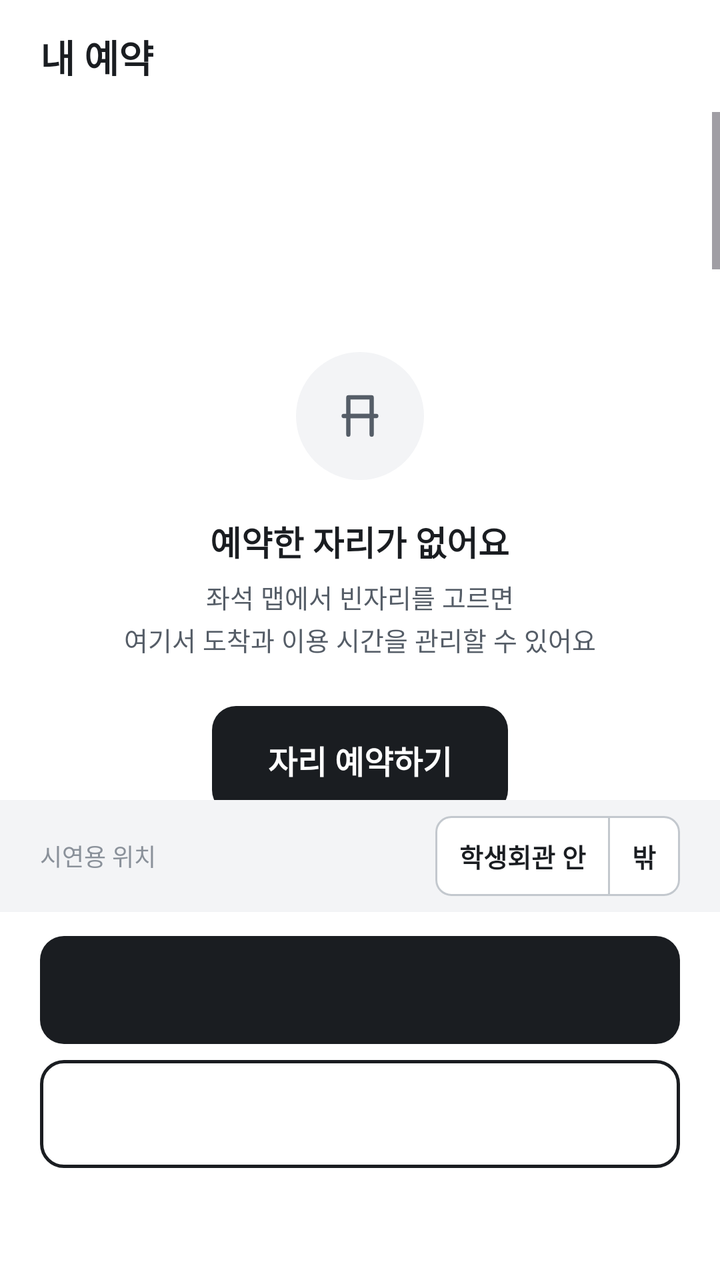
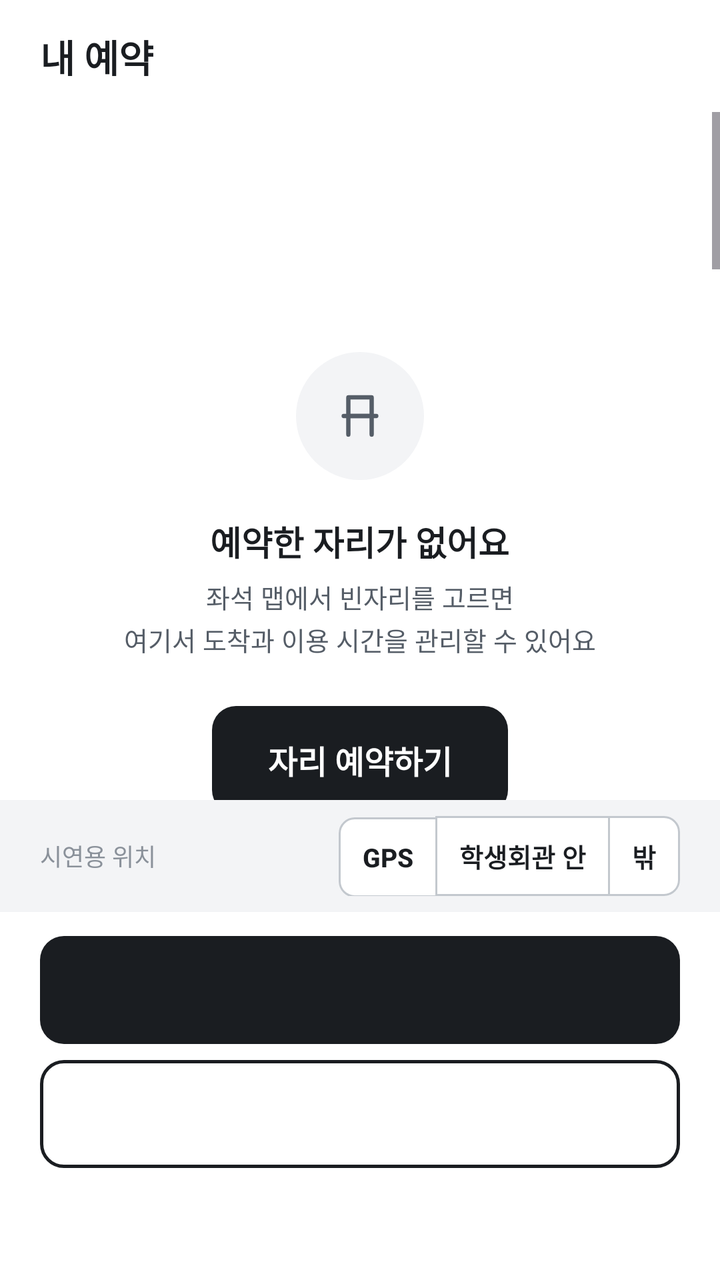

Screens rendered from an Android XML layout before and after an edit, with the pre-edit source and the edit as a unified diff.
<!-- AndroidManifest.xml: application theme Theme.SSUTable -->
<!-- res/layout/fragment_my.xml -->
<?xml version="1.0" encoding="utf-8"?>
<LinearLayout xmlns:android="http://schemas.android.com/apk/res/android"
    xmlns:app="http://schemas.android.com/apk/res-auto"
    android:layout_width="match_parent"
    android:layout_height="match_parent"
    android:orientation="vertical">

    <LinearLayout style="@style/TopBar">

        <TextView
            style="@style/Text.Heading"
            android:layout_width="wrap_content"
            android:layout_height="wrap_content"
            android:text="내 예약"
            android:textSize="19sp" />
    </LinearLayout>

    <ScrollView
        android:layout_width="match_parent"
        android:layout_height="0dp"
        android:layout_weight="1"
        android:fillViewport="true">

        <LinearLayout
            android:layout_width="match_parent"
            android:layout_height="wrap_content"
            android:orientation="vertical"
            android:paddingStart="20dp"
            android:paddingEnd="20dp"
            android:paddingBottom="20dp">

            
            <LinearLayout
                android:id="@+id/emptyGroup"
                android:layout_width="match_parent"
                android:layout_height="wrap_content"
                android:gravity="center_horizontal"
                android:orientation="vertical"
                android:paddingTop="120dp">

                <ImageView
                    android:layout_width="64dp"
                    android:layout_height="64dp"
                    android:background="@drawable/bg_circle_soft"
                    android:contentDescription="@null"
                    android:padding="18dp"
                    android:src="@drawable/ic_seat_empty"
                    app:tint="@color/ink2" />

                <TextView
                    style="@style/Text.Heading"
                    android:layout_width="wrap_content"
                    android:layout_height="wrap_content"
                    android:layout_marginTop="18dp"
                    android:text="예약한 자리가 없어요" />

                <TextView
                    style="@style/Text.Sub"
                    android:layout_width="wrap_content"
                    android:layout_height="wrap_content"
                    android:layout_marginTop="6dp"
                    android:gravity="center"
                    android:text="좌석 맵에서 빈자리를 고르면\n여기서 도착과 이용 시간을 관리할 수 있어요" />

                <com.google.android.material.button.MaterialButton
                    android:id="@+id/emptyReserve"
                    android:layout_width="wrap_content"
                    android:layout_height="wrap_content"
                    android:layout_marginTop="24dp"
                    android:paddingStart="28dp"
                    android:paddingEnd="28dp"
                    android:text="자리 예약하기" />
            </LinearLayout>

            
            <LinearLayout
                android:id="@+id/headerGroup"
                android:layout_width="match_parent"
                android:layout_height="wrap_content"
                android:orientation="vertical"
                android:paddingTop="8dp">

                <LinearLayout
                    android:layout_width="match_parent"
                    android:layout_height="wrap_content"
                    android:gravity="center_vertical"
                    android:orientation="horizontal">

                    <TextView
                        android:id="@+id/seatId"
                        style="@style/Text.Title"
                        android:layout_width="0dp"
                        android:layout_height="wrap_content"
                        android:layout_weight="1"
                        android:textSize="28sp" />

                    <TextView
                        android:id="@+id/modeTag"
                        style="@style/Text.Tag"
                        android:layout_width="wrap_content"
                        android:layout_height="wrap_content" />
                </LinearLayout>

                <TextView
                    android:id="@+id/seatSub"
                    style="@style/Text.Sub"
                    android:layout_width="wrap_content"
                    android:layout_height="wrap_content"
                    android:layout_marginTop="2dp"
                    android:fontFeatureSettings="tnum"
                    android:textSize="14sp" />

                <LinearLayout
                    android:layout_width="match_parent"
                    android:layout_height="wrap_content"
                    android:layout_marginTop="14dp"
                    android:orientation="horizontal">

                    <com.google.android.material.button.MaterialButton
                        android:id="@+id/ticketBtn"
                        style="@style/Widget.SSU.Button.Small"
                        android:layout_width="0dp"
                        android:layout_height="wrap_content"
                        android:layout_marginEnd="8dp"
                        android:layout_weight="1"
                        android:text="식권 QR" />

                    <com.google.android.material.button.MaterialButton
                        android:id="@+id/locateBtn"
                        style="@style/Widget.SSU.Button.Small"
                        android:layout_width="0dp"
                        android:layout_height="wrap_content"
                        android:layout_weight="1"
                        android:text="좌석 위치" />
                </LinearLayout>
            </LinearLayout>

            
            <LinearLayout
                android:id="@+id/waitGroup"
                android:layout_width="match_parent"
                android:layout_height="wrap_content"
                android:layout_marginTop="20dp"
                android:background="@drawable/bg_sunk"
                android:gravity="center_horizontal"
                android:orientation="vertical"
                android:paddingStart="20dp"
                android:paddingTop="24dp"
                android:paddingEnd="20dp"
                android:paddingBottom="22dp">

                <TextView
                    style="@style/Text.Sub"
                    android:layout_width="wrap_content"
                    android:layout_height="wrap_content"
                    android:text="도착 마감까지" />

                <TextView
                    android:id="@+id/waitCountdown"
                    style="@style/Text.Display"
                    android:layout_width="wrap_content"
                    android:layout_height="wrap_content"
                    android:layout_marginTop="8dp" />

                <com.g1j2.ssutable.ui.view.BarView
                    android:id="@+id/waitBar"
                    android:layout_width="match_parent"
                    android:layout_height="6dp"
                    android:layout_marginTop="18dp" />

                <TextView
                    android:id="@+id/waitDeadline"
                    style="@style/Text.Caption"
                    android:layout_width="wrap_content"
                    android:layout_height="wrap_content"
                    android:layout_marginTop="8dp"
                    android:fontFeatureSettings="tnum" />
            </LinearLayout>

            
            <LinearLayout
                android:id="@+id/useGroup"
                android:layout_width="match_parent"
                android:layout_height="wrap_content"
                android:layout_marginTop="20dp"
                android:gravity="center_horizontal"
                android:orientation="vertical">

                <FrameLayout
                    android:layout_width="224dp"
                    android:layout_height="224dp">

                    <com.g1j2.ssutable.ui.view.RingView
                        android:id="@+id/useRing"
                        android:layout_width="match_parent"
                        android:layout_height="match_parent"
                        app:ringWidth="12dp" />

                    <LinearLayout
                        android:layout_width="wrap_content"
                        android:layout_height="wrap_content"
                        android:layout_gravity="center"
                        android:gravity="center_horizontal"
                        android:orientation="vertical">

                        <TextView
                            style="@style/Text.Sub"
                            android:layout_width="wrap_content"
                            android:layout_height="wrap_content"
                            android:text="남은 시간" />

                        <TextView
                            android:id="@+id/useCountdown"
                            style="@style/Text.Display"
                            android:layout_width="wrap_content"
                            android:layout_height="wrap_content"
                            android:layout_marginTop="6dp"
                            android:textSize="40sp" />

                        <TextView
                            android:id="@+id/useEnd"
                            style="@style/Text.Caption"
                            android:layout_width="wrap_content"
                            android:layout_height="wrap_content"
                            android:layout_marginTop="6dp"
                            android:fontFeatureSettings="tnum" />
                    </LinearLayout>
                </FrameLayout>

                <TextView
                    android:id="@+id/extendNote"
                    style="@style/Text.Sub"
                    android:layout_width="wrap_content"
                    android:layout_height="wrap_content"
                    android:layout_marginTop="16dp"
                    android:fontFeatureSettings="tnum"
                    android:gravity="center" />
            </LinearLayout>

            
            <LinearLayout
                android:id="@+id/awayGroup"
                android:layout_width="match_parent"
                android:layout_height="wrap_content"
                android:layout_marginTop="20dp"
                android:background="@drawable/bg_warn"
                android:gravity="center_horizontal"
                android:orientation="vertical"
                android:paddingStart="20dp"
                android:paddingTop="24dp"
                android:paddingEnd="20dp"
                android:paddingBottom="24dp">

                <ImageView
                    android:layout_width="28dp"
                    android:layout_height="28dp"
                    android:contentDescription="@null"
                    android:src="@drawable/ic_warning"
                    app:tint="@color/warn_ink" />

                <TextView
                    style="@style/Text.Heading"
                    android:layout_width="wrap_content"
                    android:layout_height="wrap_content"
                    android:layout_marginTop="10dp"
                    android:text="30분 안에 돌아오세요"
                    android:textColor="@color/warn_ink" />

                <TextView
                    style="@style/Text.Sub"
                    android:layout_width="wrap_content"
                    android:layout_height="wrap_content"
                    android:layout_marginTop="12dp"
                    android:text="복귀 마감까지"
                    android:textColor="@color/warn_ink" />

                <TextView
                    android:id="@+id/awayCountdown"
                    style="@style/Text.Display"
                    android:layout_width="wrap_content"
                    android:layout_height="wrap_content"
                    android:layout_marginTop="6dp"
                    android:textColor="@color/warn_ink" />

                <TextView
                    style="@style/Text.Sub"
                    android:layout_width="wrap_content"
                    android:layout_height="wrap_content"
                    android:layout_marginTop="14dp"
                    android:gravity="center"
                    android:text="학생회관 안으로 돌아오면 사용 중으로 바뀌어요.\n그때까지 다른 사람은 이 자리를 예약할 수 없어요."
                    android:textColor="@color/warn_ink" />
            </LinearLayout>

            
            <LinearLayout
                android:id="@+id/endGroup"
                android:layout_width="match_parent"
                android:layout_height="wrap_content"
                android:gravity="center_horizontal"
                android:orientation="vertical"
                android:paddingTop="48dp">

                <ImageView
                    android:layout_width="64dp"
                    android:layout_height="64dp"
                    android:background="@drawable/bg_circle_soft"
                    android:contentDescription="@null"
                    android:padding="18dp"
                    android:src="@drawable/ic_clock"
                    app:tint="@color/ink2" />

                <TextView
                    android:id="@+id/endHeadline"
                    style="@style/Text.Heading"
                    android:layout_width="wrap_content"
                    android:layout_height="wrap_content"
                    android:layout_marginTop="18dp"
                    android:gravity="center" />

                <LinearLayout
                    android:id="@+id/endRows"
                    android:layout_width="match_parent"
                    android:layout_height="wrap_content"
                    android:layout_marginTop="24dp"
                    android:orientation="vertical" />

                <TextView
                    android:id="@+id/endNote"
                    style="@style/Text.Caption"
                    android:layout_width="match_parent"
                    android:layout_height="wrap_content"
                    android:layout_marginTop="12dp" />
            </LinearLayout>

            
            <TextView
                android:id="@+id/locationLine"
                style="@style/Text.Sub"
                android:layout_width="wrap_content"
                android:layout_height="wrap_content"
                android:layout_gravity="center_horizontal"
                android:layout_marginTop="16dp"
                android:drawablePadding="6dp"
                android:gravity="center_vertical" />
        </LinearLayout>
    </ScrollView>

    
    <LinearLayout
        android:id="@+id/demoBar"
        android:layout_width="match_parent"
        android:layout_height="wrap_content"
        android:background="@color/bg_sunk"
        android:gravity="center_vertical"
        android:orientation="horizontal"
        android:paddingStart="20dp"
        android:paddingTop="8dp"
        android:paddingEnd="20dp"
        android:paddingBottom="8dp">

        <TextView
            style="@style/Text.Caption"
            android:layout_width="0dp"
            android:layout_height="wrap_content"
            android:layout_weight="1"
            android:text="시연용 위치" />

        <com.google.android.material.button.MaterialButtonToggleGroup
            android:id="@+id/insideToggle"
            android:layout_width="wrap_content"
            android:layout_height="wrap_content"
            app:selectionRequired="true"
            app:singleSelection="true">

            <com.google.android.material.button.MaterialButton
                android:id="@+id/demoInside"
                style="@style/Widget.SSU.Segment"
                android:layout_width="wrap_content"
                android:layout_height="wrap_content"
                android:paddingStart="12dp"
                android:paddingEnd="12dp"
                android:text="학생회관 안" />

            <com.google.android.material.button.MaterialButton
                android:id="@+id/demoOutside"
                style="@style/Widget.SSU.Segment"
                android:layout_width="wrap_content"
                android:layout_height="wrap_content"
                android:paddingStart="12dp"
                android:paddingEnd="12dp"
                android:text="밖" />
        </com.google.android.material.button.MaterialButtonToggleGroup>
    </LinearLayout>

    <LinearLayout
        android:id="@+id/actions"
        android:layout_width="match_parent"
        android:layout_height="wrap_content"
        android:orientation="vertical"
        android:paddingStart="20dp"
        android:paddingTop="12dp"
        android:paddingEnd="20dp"
        android:paddingBottom="8dp">

        <com.google.android.material.button.MaterialButton
            android:id="@+id/primary"
            android:layout_width="match_parent"
            android:layout_height="wrap_content" />

        <com.google.android.material.button.MaterialButton
            android:id="@+id/secondary"
            style="@style/Widget.SSU.Button.Outlined"
            android:layout_width="match_parent"
            android:layout_height="wrap_content"
            android:layout_marginTop="8dp" />

        <com.google.android.material.button.MaterialButton
            android:id="@+id/tertiary"
            style="@style/Widget.SSU.Button.Text"
            android:layout_width="wrap_content"
            android:layout_height="wrap_content"
            android:layout_gravity="center_horizontal" />
    </LinearLayout>
</LinearLayout>
<!-- resources referenced by this layout -->
<resources>
  <color name="bg_sunk">#F3F4F6</color>
  <color name="ink2">#555D67</color>
  <color name="warn_ink">#7A3F06</color>
  <!-- drawable bg_circle_soft (drawable) -->
  <?xml version="1.0" encoding="utf-8"?>
  <shape xmlns:android="http://schemas.android.com/apk/res/android" android:shape="oval">
      <solid android:color="@color/bg_sunk" />
  </shape>
  <!-- drawable bg_sunk (drawable) -->
  <?xml version="1.0" encoding="utf-8"?>
  <shape xmlns:android="http://schemas.android.com/apk/res/android" android:shape="rectangle">
      <solid android:color="@color/bg_sunk" />
      
      <corners android:radius="14dp" />
  </shape>
  <!-- drawable bg_warn (drawable) -->
  <?xml version="1.0" encoding="utf-8"?>
  <shape xmlns:android="http://schemas.android.com/apk/res/android" android:shape="rectangle">
      <solid android:color="@color/warn_bg" />
      <stroke android:width="1.5dp" android:color="@color/warn_stroke" />
      <corners android:radius="14dp" />
  </shape>
  <style name="Text.Caption">
          <item name="android:textSize">12sp</item>
          <item name="android:textColor">@color/ink3</item>
      </style>
  <style name="Text.Heading">
          <item name="android:textSize">17sp</item>
          <item name="android:textStyle">bold</item>
      </style>
  <style name="Text.Sub">
          <item name="android:textSize">13sp</item>
          <item name="android:textColor">@color/ink2</item>
      </style>
  <style name="Text.Title">
          <item name="android:textSize">22sp</item>
          <item name="android:textStyle">bold</item>
          <item name="android:letterSpacing">-0.01</item>
      </style>
  <style name="Widget.SSU.Button.Text" parent="Widget.Material3.Button.TextButton">
          <item name="android:textSize">14sp</item>
          <item name="android:textAllCaps">false</item>
          <item name="android:letterSpacing">0</item>
          <item name="android:textColor">@color/ink2</item>
      </style>
  <color name="warn_bg">#FFF2E4</color>
  <color name="warn_stroke">#E08A2C</color>
  <color name="ink3">#8A919A</color>
  <!-- drawable bg_tag (drawable) -->
  <?xml version="1.0" encoding="utf-8"?>
  <shape xmlns:android="http://schemas.android.com/apk/res/android" android:shape="rectangle">
      <solid android:color="#FFFFFF" />
      
      <corners android:radius="4dp" />
  </shape>
  <color name="ink">#1A1D21</color>
  <color name="line_strong">#C3C8CE</color>
  <color name="fill_soft">#EDEFF2</color>
  <color name="bg">#FFFFFF</color>
  <color name="line">#E2E5E9</color>
  <color name="danger">#C33A2C</color>
  <style name="Widget.SSU.Switch" parent="Widget.Material3.CompoundButton.MaterialSwitch">
          <item name="thumbTint">@color/switch_thumb</item>
          <item name="trackTint">@color/switch_track</item>
          <item name="trackDecorationTint">@color/switch_track_deco</item>
      </style>
  <style name="Widget.SSU.Snackbar" parent="Widget.Material3.Snackbar">
          <item name="backgroundTint">@color/ink</item>
      </style>
  <style name="Widget.SSU.BottomSheet" parent="Widget.Material3.BottomSheet.Modal">
          <item name="backgroundTint">@color/bg</item>
          <item name="shapeAppearance">@style/Shape.SSU.Sheet</item>
      </style>
  <style name="Shape.SSU.Dialog" parent="">
          <item name="cornerFamily">rounded</item>
          <item name="cornerSize">16dp</item>
      </style>
  <style name="Shape.SSU.Sheet" parent="">
          <item name="cornerFamily">rounded</item>
          <item name="cornerSizeTopLeft">20dp</item>
          <item name="cornerSizeTopRight">20dp</item>
          <item name="cornerSizeBottomLeft">0dp</item>
          <item name="cornerSizeBottomRight">0dp</item>
      </style>
  <!-- unchanged entries left out for length: 13 -->
</resources>

<!-- the commit's change to res/layout/fragment_my.xml (unified diff, before → after) -->
@@ -374,6 +374,15 @@
             app:singleSelection="true">
 
             <com.google.android.material.button.MaterialButton
+                android:id="@+id/demoGps"
+                style="@style/Widget.SSU.Segment"
+                android:layout_width="wrap_content"
+                android:layout_height="wrap_content"
+                android:paddingStart="12dp"
+                android:paddingEnd="12dp"
+                android:text="GPS" />
+
+            <com.google.android.material.button.MaterialButton
                 android:id="@+id/demoInside"
                 style="@style/Widget.SSU.Segment"
                 android:layout_width="wrap_content"
